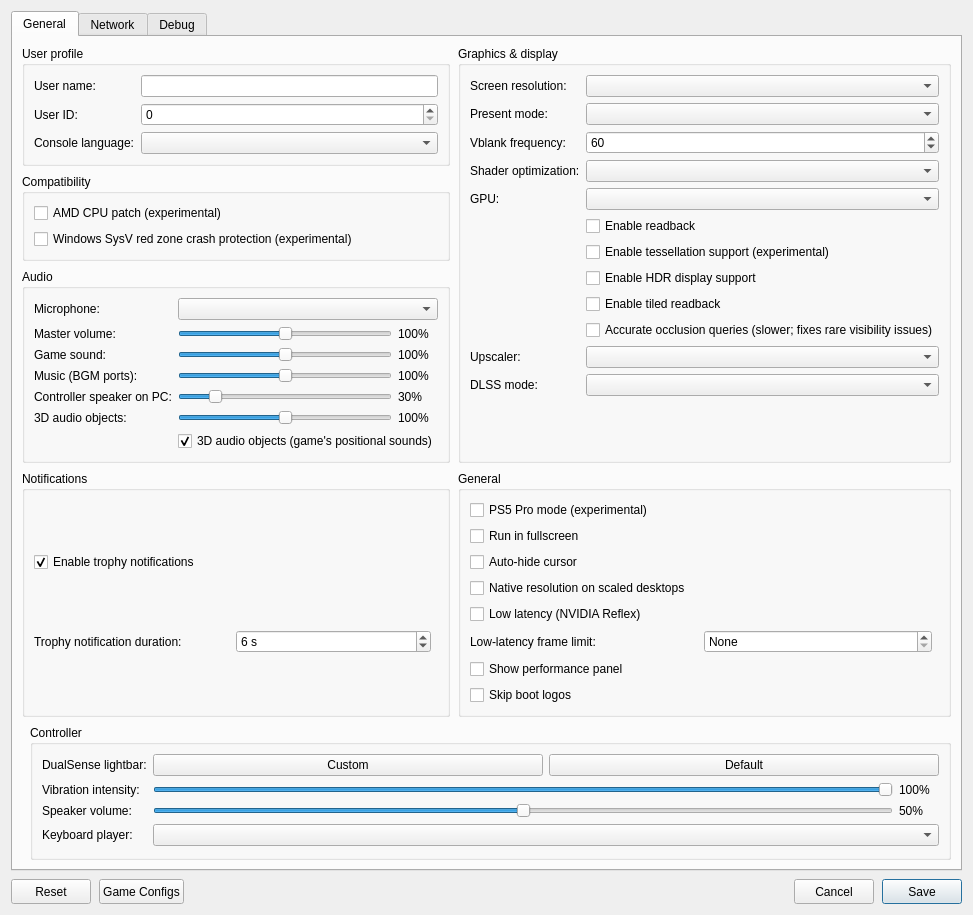
Before: the Qt Designer form src/launcher/forms/configuration_edit_dialog.ui in ali-commits/KytyPS5-AGS, drawn with Qt 5.
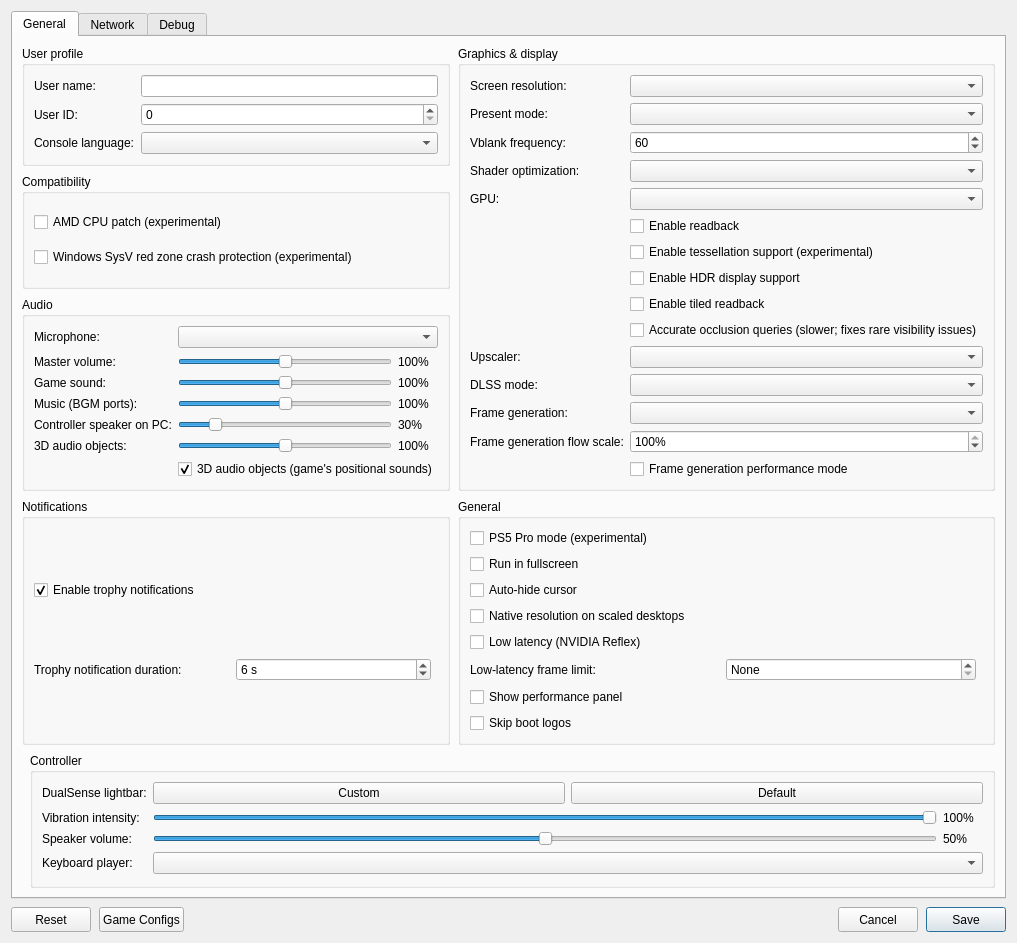
After: the same form once the commit is applied. Custom widgets are drawn as their Qt base class.

Commit message: Frame generation (lsfg-vk) setting

The edit to the form file:
```diff
--- a/src/launcher/forms/configuration_edit_dialog.ui
+++ b/src/launcher/forms/configuration_edit_dialog.ui
@@ -528,6 +528,56 @@
               </property>
              </widget>
             </item>
+            <item row="12" column="0">
+             <widget class="QLabel" name="label_frame_generation">
+              <property name="text">
+               <string>Frame generation:</string>
+              </property>
+             </widget>
+            </item>
+            <item row="12" column="1">
+             <widget class="QComboBox" name="comboBox_frame_generation">
+              <property name="toolTip">
+               <string>Linux: lsfg-vk adds generated frames between the game's own (Double: 30 to 60 FPS). Needs lsfg-vk and Lossless Scaling installed, and turns on V-Sync. Off also turns off an lsfg-vk profile for the emulator.</string>
+              </property>
+             </widget>
+            </item>
+            <item row="13" column="0">
+             <widget class="QLabel" name="label_frame_generation_flow_scale">
+              <property name="text">
+               <string>Frame generation flow scale:</string>
+              </property>
+             </widget>
+            </item>
+            <item row="13" column="1">
+             <widget class="QSpinBox" name="spinBox_frame_generation_flow_scale">
+              <property name="toolTip">
+               <string>Resolution of the motion estimate lsfg-vk generates frames from. Lower is faster; at 4K, 50-80% usually looks the same.</string>
+              </property>
+              <property name="suffix">
+               <string>%</string>
+              </property>
+              <property name="minimum">
+               <number>25</number>
+              </property>
+              <property name="maximum">
+               <number>100</number>
+              </property>
+              <property name="value">
+               <number>100</number>
+              </property>
+             </widget>
+            </item>
+            <item row="14" column="1">
+             <widget class="QCheckBox" name="checkBox_frame_generation_performance">
+              <property name="toolTip">
+               <string>lsfg-vk's lighter frame model: faster, with more visible artefacts.</string>
+              </property>
+              <property name="text">
+               <string>Frame generation performance mode</string>
+              </property>
+             </widget>
+            </item>
            </layout>
           </widget>
          </item>
```
The commit also changes 17 other files.
